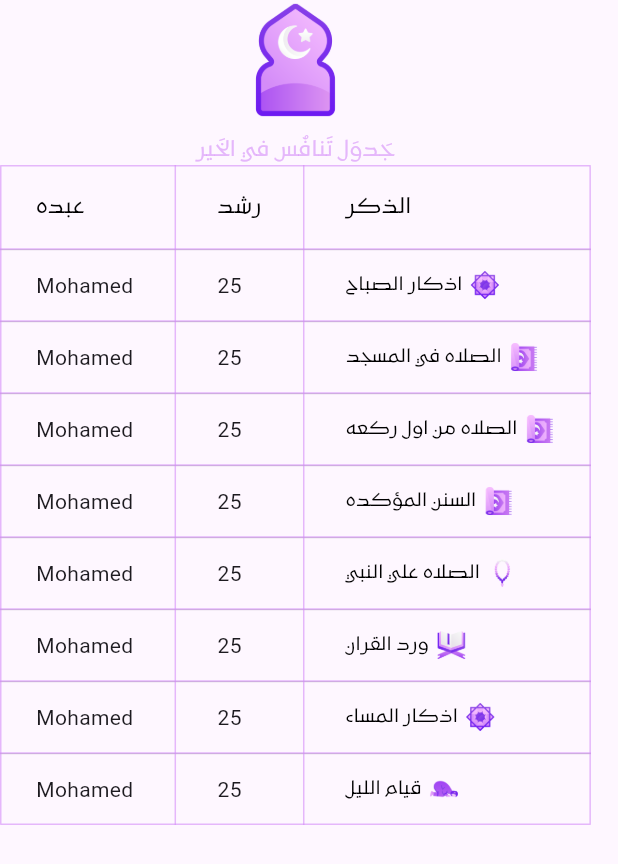
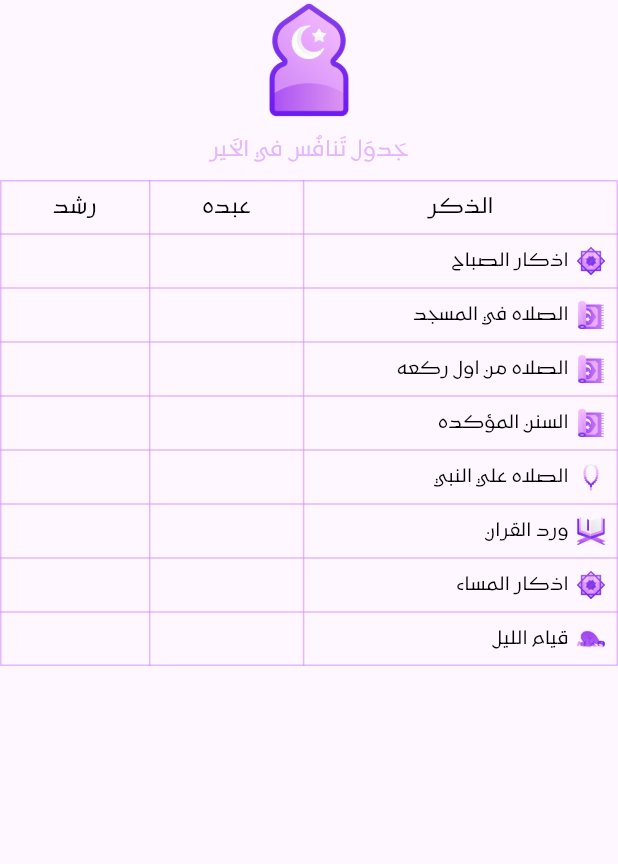
Before and after one commit to MohamedAbdelmaboud/to_allah, a Flutter app: the HomeView screen opened by its route, on a phone screen of 412 x 824 dp. Shown: the top 864 px of the screen. Run offline on Flutter 3.47's test engine with Material 3 defaults, Android fonts, the phone set to English and light mode, and no system bars; our stand-ins replace animated_text_kit, gap, go_router, gradient_borders.

Commit message:
chore: Refactor home view and table components for better organization and readability

```diff
--- a/lib/features/home/ui/view/home_view.dart
+++ b/lib/features/home/ui/view/home_view.dart
@@ -1,12 +1,15 @@
 import 'package:flutter/material.dart';
+import 'package:gap/gap.dart';
 import 'package:to_allah/core/utils/app_images.dart';
 import 'package:to_allah/core/utils/app_styles.dart';
 import 'package:to_allah/features/home/data/models/azkar_model.dart';
 
 import '../../../../core/utils/app_colors.dart';
 import '../../data/models/user_model.dart';
+import 'widgets/custom_table_cell.dart';
 import 'widgets/table_logo.dart';
 import 'widgets/zakr_item.dart';
+import 'widgets/zakr_table_cell.dart';
 
 class HomeView extends StatelessWidget {
   const HomeView({super.key});
@@ -60,50 +63,93 @@ class HomeView extends StatelessWidget {
       body: Column(
         children: [
           const TableLogo(),
-          DataTable(
-            dividerThickness: 0.8,
+          const Gap(10),
+          SizedBox(
+            width: double.infinity,
+            child: Table(
+                textDirection: TextDirection.rtl,
+                defaultColumnWidth: const IntrinsicColumnWidth(),
+                defaultVerticalAlignment: TableCellVerticalAlignment.middle,
                 border: TableBorder.all(
                   color: AppColors.secondaryColor.withOpacity(0.6),
                 ),
-            columns: [
+                children: [
+                  buildTableHeader(),
+                  ...azkarList.map(
+                    (zakr) => TableRow(
+                      children: [
+                        TableCell(
+                          verticalAlignment: TableCellVerticalAlignment.middle,
+                          child: ZakrItem(
+                            azkarModel: zakr,
+                          ),
+                        ),
                         ...users.map(
-                (model) => buildDataColumn(model.name),
+                          (model) => const TableCell(
+                            child: Text(
+                              '',
+                              style: AppStyles.kufamStyle14,
+                              textAlign: TextAlign.center,
                             ),
-              buildDataColumn('الذكر'),
+                          ),
+                        ),
                       ],
-            rows: azkarList
-                .map(
-                  (zakr) => buildZakrRow(zakr),
-                )
-                .toList(),
+                    ),
+                  ),
+                ]),
           ),
         ],
       ),
     );
   }
 
-  DataRow buildZakrRow(AzkarModel azkarModel) {
-    return DataRow(cells: [
-      const DataCell(Text('Mohamed')),
-      const DataCell(Text('25')),
-      buildZakrItem(azkarModel),
-    ]);
+  TableRow buildTableHeader() {
+    return TableRow(
+      children: [
+        const ZakrTableCell(),
+        ...users.map(
+          (model) => CustomTableCell(userModel: model),
+        ),
+      ],
+    );
   }
 
-  DataCell buildZakrItem(AzkarModel azkarModel) => DataCell(
-        ZakrItem(
-          azkarModel: azkarModel,
-        ),
-      );
+  // i used dataTable but was not able to make it work well
 
-  DataColumn buildDataColumn(String name) {
-    return DataColumn(
-      label: Text(
-        name,
-        textDirection: TextDirection.rtl,
-        style: AppStyles.kufamStyle14,
-        textAlign: TextAlign.center,
-      ),
-    );
+  // columns: [
+  //   ...users.map(
+  //     (model) => buildDataColumn(model.name),
+  //   ),
+  //   buildDataColumn('الذكر'),
+  // ],
+  // rows: azkarList
+  //     .map(
+  //       (zakr) => buildZakrRow(zakr),
+  //     )
+  //     .toList(),
+
+  // DataRow buildZakrRow(AzkarModel azkarModel) {
+  //   return DataRow(cells: [
+  //     const DataCell(Text('Mohamed')),
+  //     const DataCell(Text('25')),
+  //     buildZakrItem(azkarModel),
+  //   ]);
+  // }
+
+  // DataCell buildZakrItem(AzkarModel azkarModel) => DataCell(
+  //       ZakrItem(
+  //         azkarModel: azkarModel,
+  //       ),
+  //     );
+
+  // DataColumn buildDataColumn(String name) {
+  //   return DataColumn(
+  //     label: Text(
+  //       name,
+  //       textDirection: TextDirection.rtl,
+  //       style: AppStyles.kufamStyle14,
+  //       textAlign: TextAlign.center,
+  //     ),
+  //   );
+  // }
 }
-}
--- /dev/null
+++ b/lib/features/home/ui/view/widgets/custom_table_cell.dart
@@ -0,0 +1,24 @@
+import 'package:flutter/material.dart';
+import 'package:to_allah/core/utils/app_styles.dart';
+import 'package:to_allah/features/home/data/models/user_model.dart';
+
+class CustomTableCell extends StatelessWidget {
+  const CustomTableCell({
+    super.key,
+    required this.userModel,
+  });
+  final UserModel userModel;
+  @override
+  Widget build(BuildContext context) {
+    return TableCell(
+      child: Padding(
+        padding: const EdgeInsets.all(8.0),
+        child: Text(
+          userModel.name,
+          style: AppStyles.kufamStyle14,
+          textAlign: TextAlign.center,
+        ),
+      ),
+    );
+  }
+}
--- a/lib/features/home/ui/view/widgets/zakr_item.dart
+++ b/lib/features/home/ui/view/widgets/zakr_item.dart
@@ -11,7 +11,10 @@ class ZakrItem extends StatelessWidget {
   final AzkarModel azkarModel;
   @override
   Widget build(BuildContext context) {
-    return Row(
+    return Padding(
+      padding: const EdgeInsets.all(8.0),
+      child: Row(
+        mainAxisAlignment: MainAxisAlignment.end,
         children: [
           Text(
             azkarModel.title,
@@ -25,6 +28,7 @@ class ZakrItem extends StatelessWidget {
             height: 20,
           ),
         ],
+      ),
     );
   }
 }
--- /dev/null
+++ b/lib/features/home/ui/view/widgets/zakr_table_cell.dart
@@ -0,0 +1,22 @@
+import 'package:flutter/material.dart';
+import 'package:to_allah/core/utils/app_styles.dart';
+
+class ZakrTableCell extends StatelessWidget {
+  const ZakrTableCell({
+    super.key,
+  });
+
+  @override
+  Widget build(BuildContext context) {
+    return const TableCell(
+      child: Padding(
+        padding: EdgeInsets.all(8.0),
+        child: Text(
+          'الذكر',
+          style: AppStyles.kufamStyle14,
+          textAlign: TextAlign.center,
+        ),
+      ),
+    );
+  }
+}
```
Lines whose indentation alone changed are shown as unchanged.
